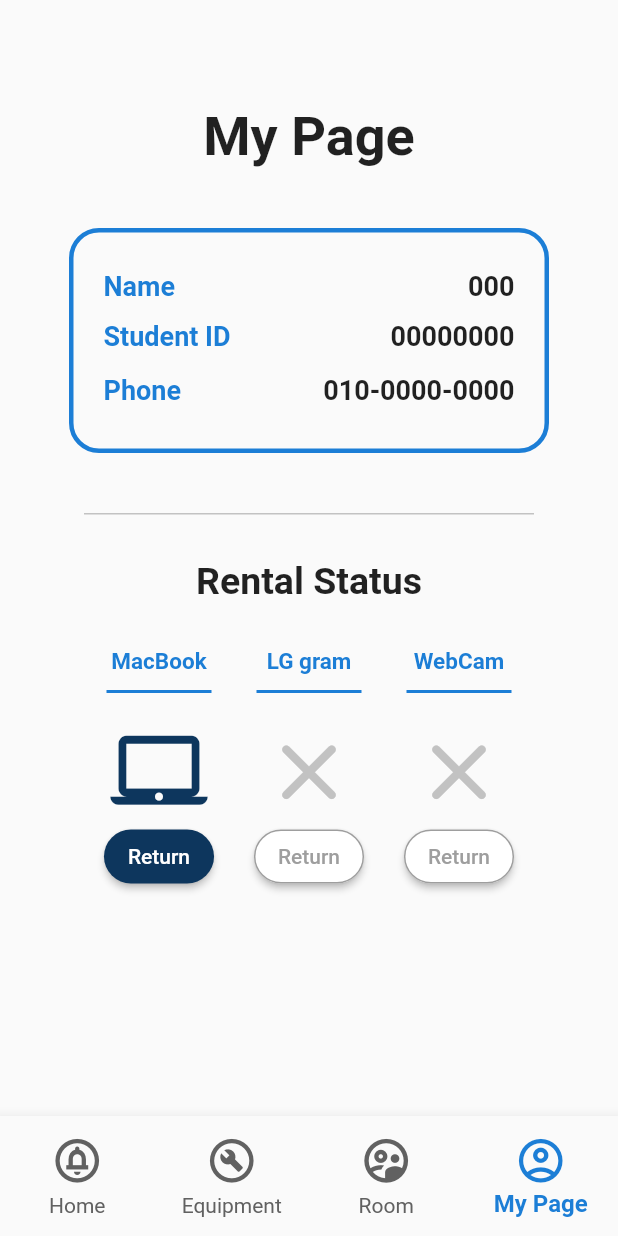
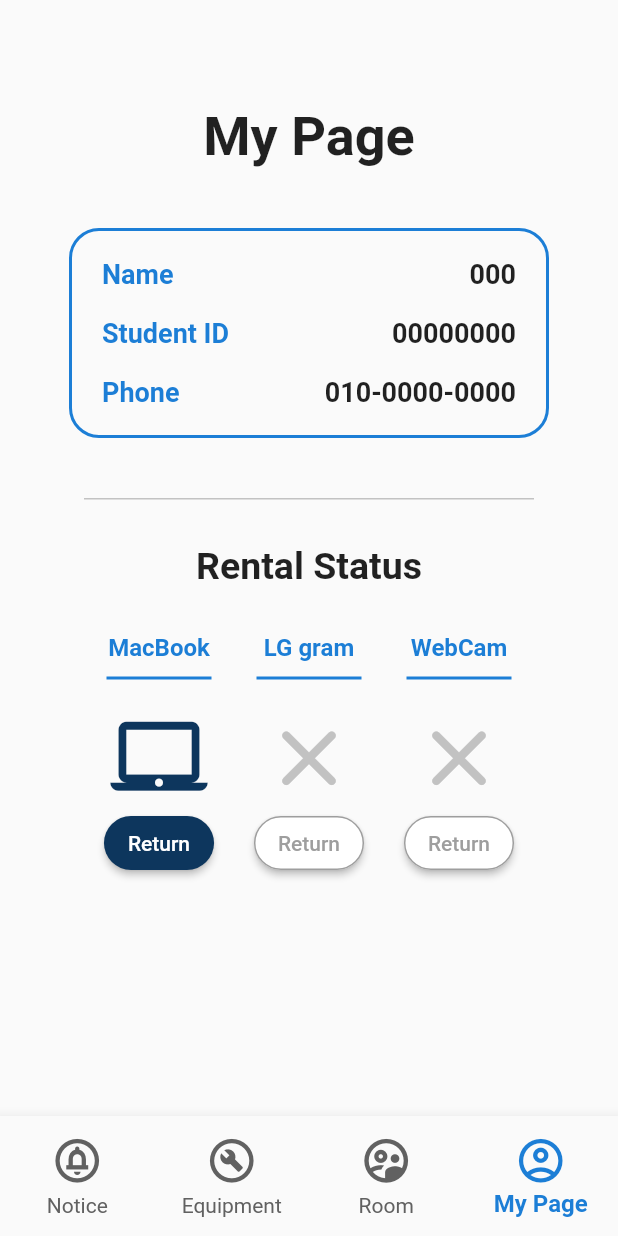
Before and after one commit to CAU-MobileApp-2023/CAU-rent, a Flutter app: the HomePage screen opened directly, item 4 of the bottom bar chosen, on a phone screen of 412 x 824 dp. Run offline on Flutter 3.47's test engine with Material 2 defaults, Android fonts, the phone set to English and light mode, and no system bars.

Commit message:
[REFACTOR] 전체 코드 리팩토링

```diff
--- a/lib/login_page.dart
+++ b/lib/login_page.dart
@@ -21,12 +21,12 @@ class _LogInPageState extends State<LogInPage> {
   Widget build(BuildContext context) {
     return Scaffold(
       body: Center(
-        child: isLoggedIn ? const HomePage() : LogInScreen(),
+        child: isLoggedIn ? const HomePage() : logInScreen(),
       ),
     );
   }
 
-  Widget LogInScreen() {
+  Widget logInScreen() {
     final _formKey = GlobalKey<FormState>();
 
     return SingleChildScrollView(
@@ -188,17 +188,13 @@ class _LogInPageState extends State<LogInPage> {
                 style: TextStyle(fontSize: 20),
               ),
             ),
-
-            const SizedBox(height: 10),
-
           ],
         ),
       ),
     );
-
   }
 
-  void _performLogin() {
+  void _performLogin() {                                          // data
     String enteredId = emailController.text;
     String enteredPassword = passwordController.text;
 
--- a/lib/main.dart
+++ b/lib/main.dart
@@ -3,7 +3,7 @@ import 'package:teamproject/login_page.dart';
 import 'package:teamproject/room_page.dart';
 import 'package:teamproject/style.dart';
 import 'package:teamproject/equipment_page.dart';
-import 'package:teamproject/myPage.dart';
+import 'package:teamproject/mypage.dart';
 
 void main() => runApp(const MyApp());
 
@@ -12,12 +12,8 @@ class MyApp extends StatelessWidget {
 
   @override
   Widget build(BuildContext context) {
-    return MaterialApp(
+    return const MaterialApp(
       debugShowCheckedModeBanner: false,
-      theme: ThemeData(
-          // primaryColor: Colors.blue,
-          // primarySwatch: Colors.indigo
-      ),
       home: LogInPage(),
     );
   }
@@ -32,9 +28,8 @@ class HomePage extends StatefulWidget {
 
 class _HomePageState extends State<HomePage> {
   int _selectedPage = 0;
-  static const TextStyle optionStyle = TextStyle(fontSize: 30, fontWeight: FontWeight.bold);
-  static final List<Widget> _widgetOptions = <Widget>[
-    const Text('Index 0: My Page', style: optionStyle),
+  static final List<Widget> _pages = <Widget>[
+    const Text('Index 0: My Page', style: TextStyle(fontSize: 30, fontWeight: FontWeight.bold)),
     const EquipmentPage(),
     const RoomPage(),
     const MyPage(),
@@ -50,9 +45,9 @@ class _HomePageState extends State<HomePage> {
   Widget build(BuildContext context) {
     return Scaffold(
       body: Center(
-        child: _widgetOptions.elementAt(_selectedPage),
+        child: _pages.elementAt(_selectedPage),
       ),
-      bottomNavigationBar: Container(
+      bottomNavigationBar: SizedBox(
         height: 80,
         child: BottomNavigationBar(
           iconSize: 35,
@@ -62,7 +57,7 @@ class _HomePageState extends State<HomePage> {
                 padding: EdgeInsets.only(bottom: 2.0),
                 child: Icon(Icons.circle_notifications_outlined),
               ),
-              label: 'Home',
+              label: 'Notice',
             ),
             BottomNavigationBarItem(
               icon: Padding(
--- a/lib/myPage.dart
+++ b/lib/mypage.dart
@@ -20,22 +20,30 @@ class _MyPageState extends State<MyPage> {
 
               Container(
                 width: 320,
-                height: 150,
-                decoration:BoxDecoration(
+                height: 140,
+                decoration: BoxDecoration(
                     borderRadius: BorderRadius.circular(20.0),
-                    border: Border.all(width: 3, color: AppColor.Blue)
+                    border: Border.all(width: 2, color: AppColor.Blue)
                 ),
 
                 child: const Column(
-                  mainAxisAlignment: MainAxisAlignment.center,
-                  children:<Widget>[
+                  mainAxisAlignment: MainAxisAlignment.spaceEvenly,
+                  children: <Widget>[
 
                     Padding(padding: EdgeInsets.symmetric(horizontal: 20.0),
                       child: Row(
                         mainAxisAlignment: MainAxisAlignment.spaceBetween,
                         children: [
-                          Text('Name',style:TextStyle(fontWeight:FontWeight.bold, fontSize: 18, color: AppColor.Blue),textAlign:TextAlign.left),
-                          Text('000',style:TextStyle(fontWeight:FontWeight.bold, fontSize: 18), textAlign:TextAlign.right),
+                          Text(
+                            'Name',
+                            style: TextStyle(fontWeight: FontWeight.bold, fontSize: 18, color: AppColor.Blue),
+                            textAlign: TextAlign.left,
+                          ),
+                          Text(
+                            '000',
+                            style: TextStyle(fontWeight: FontWeight.bold, fontSize: 18),
+                            textAlign: TextAlign.right
+                          ),
                         ],
                       ),
                     ),
@@ -44,22 +52,34 @@ class _MyPageState extends State<MyPage> {
                       child: Row(
                         mainAxisAlignment: MainAxisAlignment.spaceBetween,
                         children: [
-                          Text('Student ID',style:TextStyle(fontWeight:FontWeight.bold,fontSize: 18, color: AppColor.Blue, height: 2.0),
-                              textAlign:TextAlign.left),
-                          Text('00000000',style:TextStyle(fontWeight:FontWeight.bold, fontSize: 18, height: 2.0),
-                              textAlign:TextAlign.right),
+                          Text(
+                            'Student ID',
+                            style: TextStyle(fontWeight: FontWeight.bold, fontSize: 18, color: AppColor.Blue),
+                            textAlign: TextAlign.left
+                          ),
+                          Text(
+                            '00000000',
+                            style: TextStyle(fontWeight: FontWeight.bold, fontSize: 18),
+                            textAlign:TextAlign.right
+                          ),
                         ],
                       ),
                     ),
 
                     Padding(padding: EdgeInsets.symmetric(horizontal: 20.0),
-                      child:Row(
+                      child: Row(
                         mainAxisAlignment: MainAxisAlignment.spaceBetween,
                         children: [
-                          Text('Phone', style:TextStyle(fontWeight:FontWeight.bold, fontSize: 18, color: AppColor.Blue, height: 2.0),
-                              textAlign:TextAlign.left),
-                          Text('010-0000-0000', style:TextStyle(fontWeight:FontWeight.bold, fontSize: 18, height: 2.0),
-                              textAlign:TextAlign.right),
+                          Text(
+                              'Phone',
+                              style: TextStyle(fontWeight: FontWeight.bold, fontSize: 18, color: AppColor.Blue),
+                              textAlign:TextAlign.left
+                          ),
+                          Text(
+                              '010-0000-0000',
+                              style: TextStyle(fontWeight: FontWeight.bold, fontSize: 18),
+                              textAlign: TextAlign.right
+                          ),
                         ],
                       ),
                     ),
@@ -67,9 +87,7 @@ class _MyPageState extends State<MyPage> {
                 ),
               ),
 
-              const SizedBox(
-                height: 40,
-              ),
+              const SizedBox(height: 40),
 
               Container(
                 height: 1.0,
@@ -77,17 +95,13 @@ class _MyPageState extends State<MyPage> {
                 color: AppColor.Grey1,
               ),
 
-              const SizedBox(
-                height: 30,
-              ),
+              const SizedBox(height: 30),
 
 
-              const Text('Rental Status',style:TextStyle(fontWeight:FontWeight.bold, fontSize: 25),),
+              const Text('Rental Status', style: TextStyle(fontWeight: FontWeight.bold, fontSize: 25),),
 
 
-              const SizedBox(
-                height: 30,
-              ),
+              const SizedBox(height: 30),
 
 
               Row(
@@ -98,7 +112,7 @@ class _MyPageState extends State<MyPage> {
 
                       child: Column(
                           children:[
-                            const Text('MacBook',style:TextStyle(fontWeight:FontWeight.bold, fontSize: 15, color: AppColor.Blue),),
+                            const Text('MacBook',style:TextStyle(fontWeight:FontWeight.bold, fontSize: 16, color: AppColor.Blue),),
 
                             const SizedBox(
                               height: 10,
@@ -136,7 +150,7 @@ class _MyPageState extends State<MyPage> {
                       width: 100,
                       child: Column(
                           children:[
-                            const Text('LG gram',style:TextStyle(fontWeight:FontWeight.bold, fontSize: 15, color: AppColor.Blue),),
+                            const Text('LG gram',style:TextStyle(fontWeight:FontWeight.bold, fontSize: 16, color: AppColor.Blue),),
 
                             const SizedBox(
                               height: 10,
@@ -175,7 +189,7 @@ class _MyPageState extends State<MyPage> {
                       width: 100,
                       child: Column(
                           children:[
-                            const Text('WebCam',style:TextStyle(fontWeight: FontWeight.bold, fontSize: 15, color: AppColor.Blue)),
+                            const Text('WebCam',style:TextStyle(fontWeight: FontWeight.bold, fontSize: 16, color: AppColor.Blue)),
 
                             const SizedBox(
                               height: 10,
--- a/lib/signup_page.dart
+++ b/lib/signup_page.dart
@@ -33,7 +33,7 @@ class _SignUpPageState extends State<SignUpPage> {
               children: [
                 const SizedBox(height: 10),
                 Image.asset(
-                  'assets/CAU_rent.png', // 로고 넣어야 할 곳
+                  'assets/CAU_rent.png',
                   height: 90,
                 ),
                 const SizedBox(height: 30),
```
